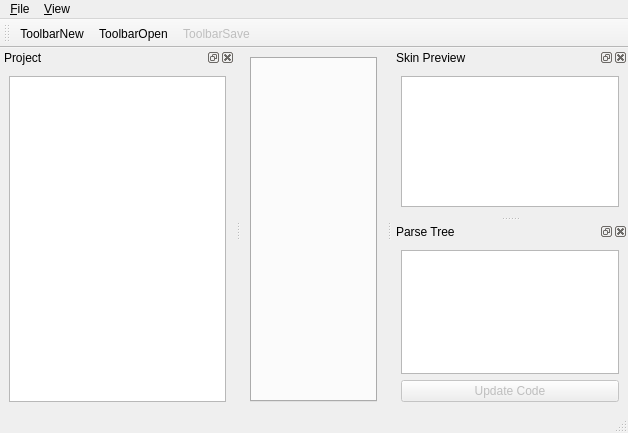
The window that utils/themeeditor/editorwindow.ui (eisnerd/rockbox) describes before a commit, drawn with Qt 5.
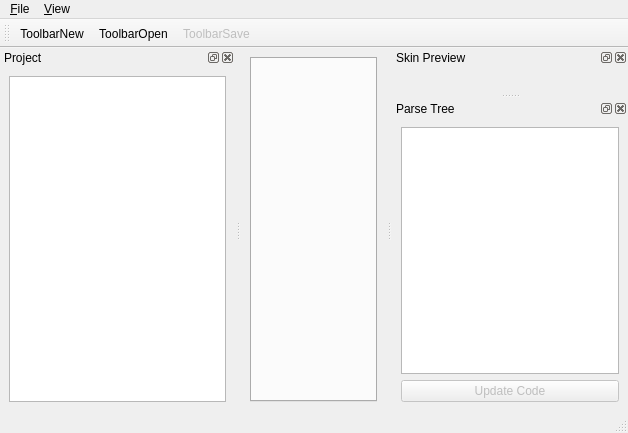
The same window after the commit. Icons and pictures are not drawn.

Commit message: Theme Editor: Began working on skin preview viewer

Patch:
```diff
--- a/utils/themeeditor/editorwindow.ui
+++ b/utils/themeeditor/editorwindow.ui
@@ -82,7 +82,7 @@
    <widget class="QWidget" name="dockWidgetContents">
     <layout class="QVBoxLayout" name="verticalLayout_2">
      <item>
-      <widget class="QGraphicsView" name="skinPreview"/>
+      <layout class="QVBoxLayout" name="skinPreviewLayout"/>
      </item>
     </layout>
    </widget>
```
Left out of the diff: 5 changed lines with no effect on the pictures. The commit also changes 6 other files.
